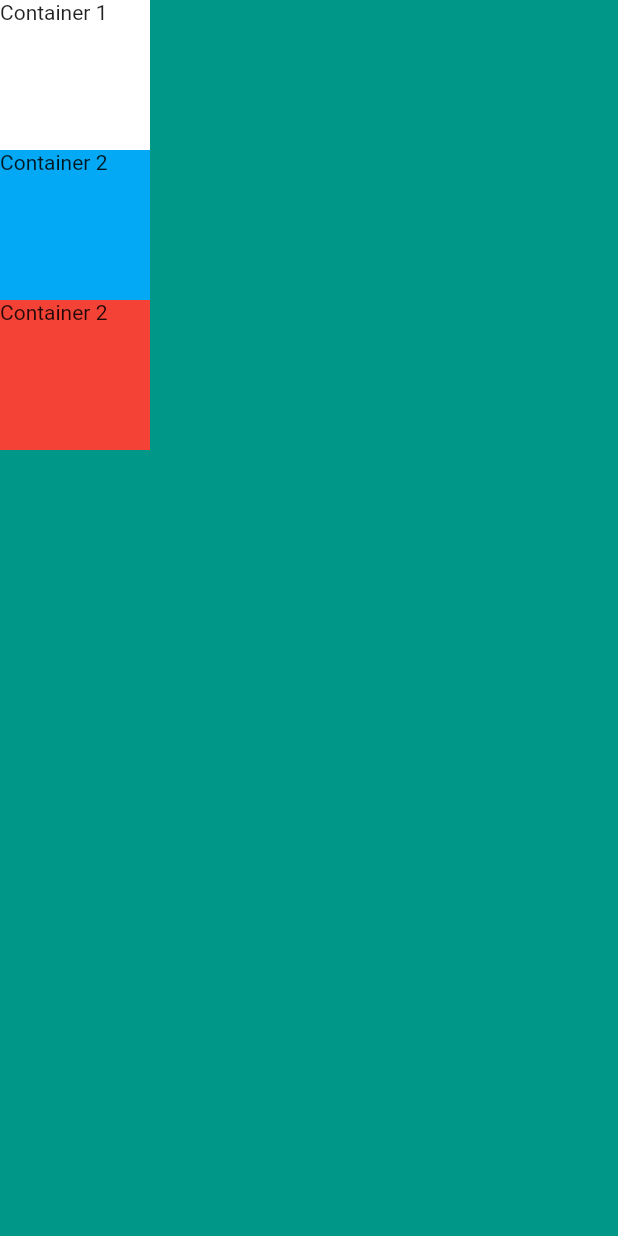
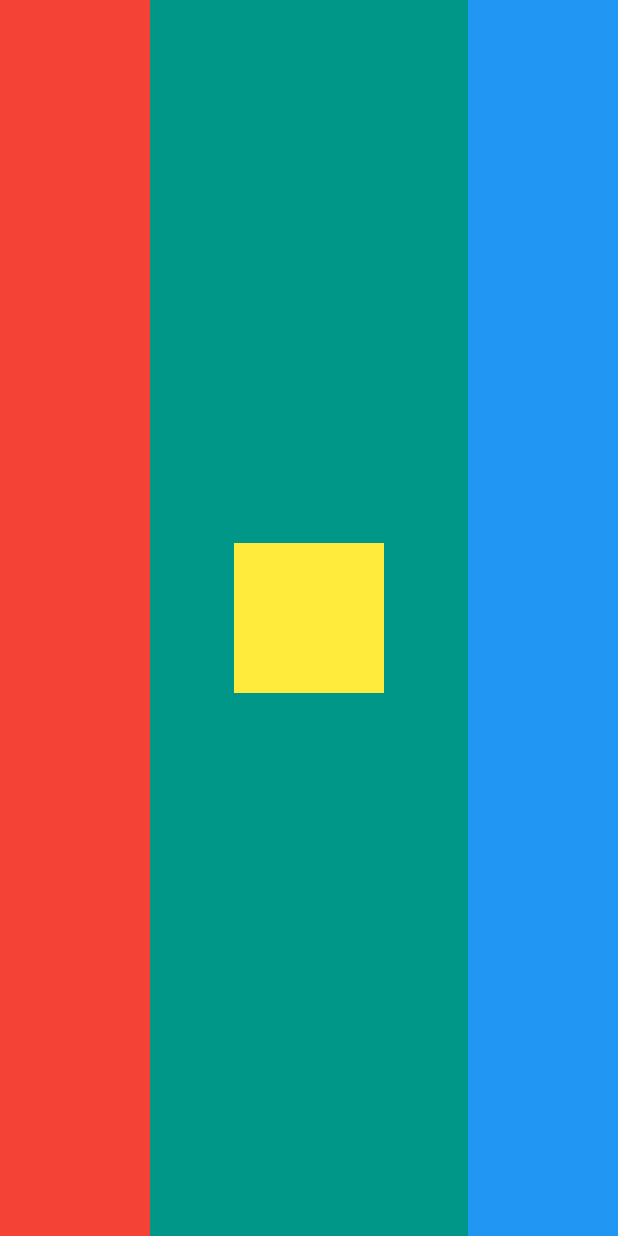
Before and after one commit to erwinmacaraig/learning-flutter-two, a Flutter app: the screen it shows after launch, on a phone screen of 412 x 824 dp. Run offline on Flutter 3.47's test engine with Material 2 defaults, Android fonts, the phone set to English and light mode, and no system bars.

Commit message:
layout challenge code

```diff
--- a/lib/main.dart
+++ b/lib/main.dart
@@ -13,25 +13,22 @@ class MyApp extends StatelessWidget {
       home: Scaffold(
         backgroundColor: Colors.teal,
         body: SafeArea(
-          child: Column(
+          child: Row(
+            mainAxisAlignment: MainAxisAlignment.spaceBetween,
+            crossAxisAlignment: CrossAxisAlignment.center,
             children: [
               Container(
-                color: Colors.white,
+                color: Colors.red,
+                width: 100.0,
+              ),
+              Container(
+                color: Colors.yellow,
                 height: 100.0,
                 width: 100.0,
-                child: const Text("Container 1"),
               ),
               Container(
-                color: Colors.lightBlue,
-                height: 100.0,
+                color: Colors.blue,
                 width: 100.0,
-                child: const Text("Container 2"),
-              ),
-              Container(
-                color: Colors.red,
-                height: 100.0,
-                width: 100.0,
-                child: const Text("Container 2"),
               ),
             ],
           ),
```
